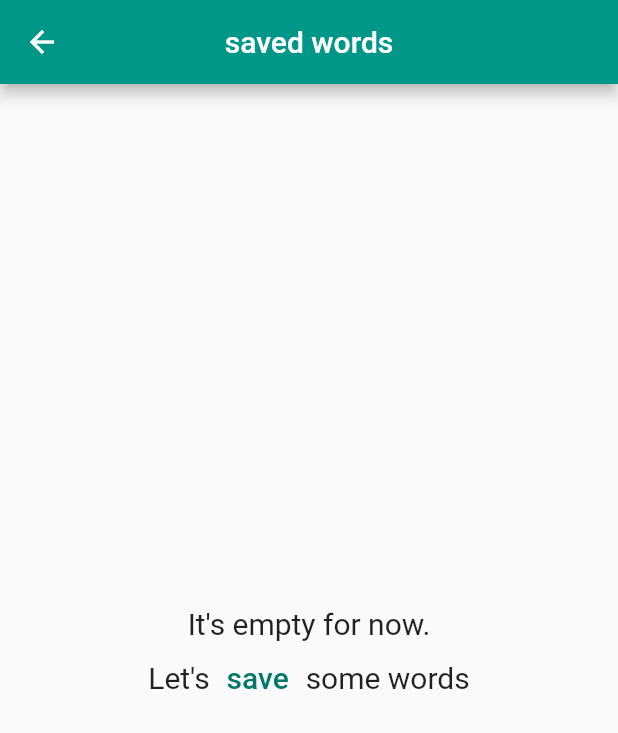
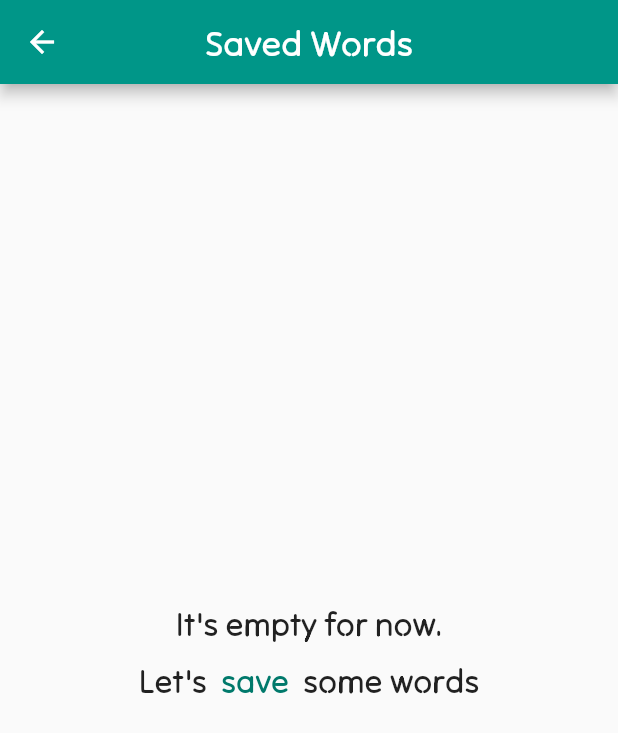
Before and after one commit to SomethingRight/worldofword, a Flutter app: the SavedWordsPage screen opened directly, on a phone screen of 412 x 824 dp. Shown: the top 733 px of the screen. Run offline on Flutter 3.47's test engine with Material 2 defaults, Android fonts, the phone set to English and light mode, and no system bars; our stand-ins replace cloud_firestore, equatable, firebase_auth, firebase_core, flutter_bloc, flutter_slidable and 2 more; accounts and stored records are empty.

Commit message:
new font + some refactoring

```diff
--- a/lib/main.dart
+++ b/lib/main.dart
@@ -45,6 +45,7 @@
         title: 'WorldOfWord',
         theme: ThemeData(
           primarySwatch: Colors.teal,
+          fontFamily: 'TiltNeon',
         ),
         onGenerateRoute: AppRouter.onGenerateRoute,
         initialRoute: RouterI.authPage,
--- a/lib/module/history/history_page.dart
+++ b/lib/module/history/history_page.dart
@@ -1,7 +1,5 @@
 import 'package:flutter/material.dart';
-import 'package:worldofword/models/word_details_model.dart';
 
-import '../widgets/word_card_icon.dart';
 
 class HistoryPage extends StatefulWidget {
   const HistoryPage({super.key, required this.title});
@@ -15,10 +13,9 @@
 class _HistoryPageState extends State<HistoryPage> {
   @override
   Widget build(BuildContext context) {
-    final List<WordDetailsModel> words = WordDetailsModel.words;
     return Scaffold(
       appBar: AppBar(
-        title: Text(widget.title),
+        title: Text(widget.title, style: const TextStyle(fontSize: 24)),
         centerTitle: true,
       ),
       // body: Padding(
--- a/lib/module/main_page/main_page.dart
+++ b/lib/module/main_page/main_page.dart
@@ -31,7 +31,7 @@
   Widget build(BuildContext context) {
     return Scaffold(
       appBar: AppBar(
-        title: Text(widget.title),
+        title: Text(widget.title, style: const TextStyle(fontSize: 24)),
         centerTitle: true,
       ),
       body: SingleChildScrollView(
--- a/lib/module/menu/menu_page.dart
+++ b/lib/module/menu/menu_page.dart
@@ -1,8 +1,6 @@
 // ignore_for_file: public_member_api_docs, sort_constructors_first
 import 'package:flutter/material.dart';
-import 'package:worldofword/api/word_api/word_details_api.dart';
 import 'package:worldofword/core/navigation/router.dart';
-import 'package:worldofword/module/menu/pages/user/user_page.dart';
 
 import 'widgets/menu_card.dart';
 
@@ -20,7 +18,7 @@
   Widget build(BuildContext context) {
     return Scaffold(
         appBar: AppBar(
-          title: Text(widget.title),
+          title: Text(widget.title, style: const TextStyle(fontSize: 24)),
           centerTitle: true,
         ),
         body: Padding(
--- a/lib/module/saved_words/saved_words_page.dart
+++ b/lib/module/saved_words/saved_words_page.dart
@@ -28,7 +28,7 @@
   Widget build(BuildContext context) {
     return Scaffold(
       appBar: AppBar(
-        title: Text(widget.title),
+        title: Text(widget.title, style: const TextStyle(fontSize: 24),),
         centerTitle: true,
       ),
       body: Padding(
@@ -93,12 +93,12 @@
                     children: [
                       const Text(
                         'It\'s empty for now.',
-                        style: TextStyle(fontSize: 20),
+                        style: TextStyle(fontSize: 22),
                       ),
                       Row(
                         mainAxisAlignment: MainAxisAlignment.center,
                         children: [
-                          const Text('Let\'s', style: TextStyle(fontSize: 20)),
+                          const Text('Let\'s', style: TextStyle(fontSize: 22)),
                           TextButton(
                             onPressed: () {
                               //Navigator.pushReplacementNamed(context, RouterI.homePage);
@@ -106,12 +106,12 @@
                             child: Text(
                               'save',
                               style: TextStyle(
-                                  fontSize: 20,
+                                  fontSize: 22,
                                   color: Theme.of(context).primaryColorDark),
                             ),
                           ),
                           const Text('some words',
-                              style: TextStyle(fontSize: 20)),
+                              style: TextStyle(fontSize: 22)),
                         ],
                       )
                     ],
```
Also changed, not shown: lib/module/home/home_page.dart (+4 -4 lines), pubspec.yaml (+4 -4 lines).
